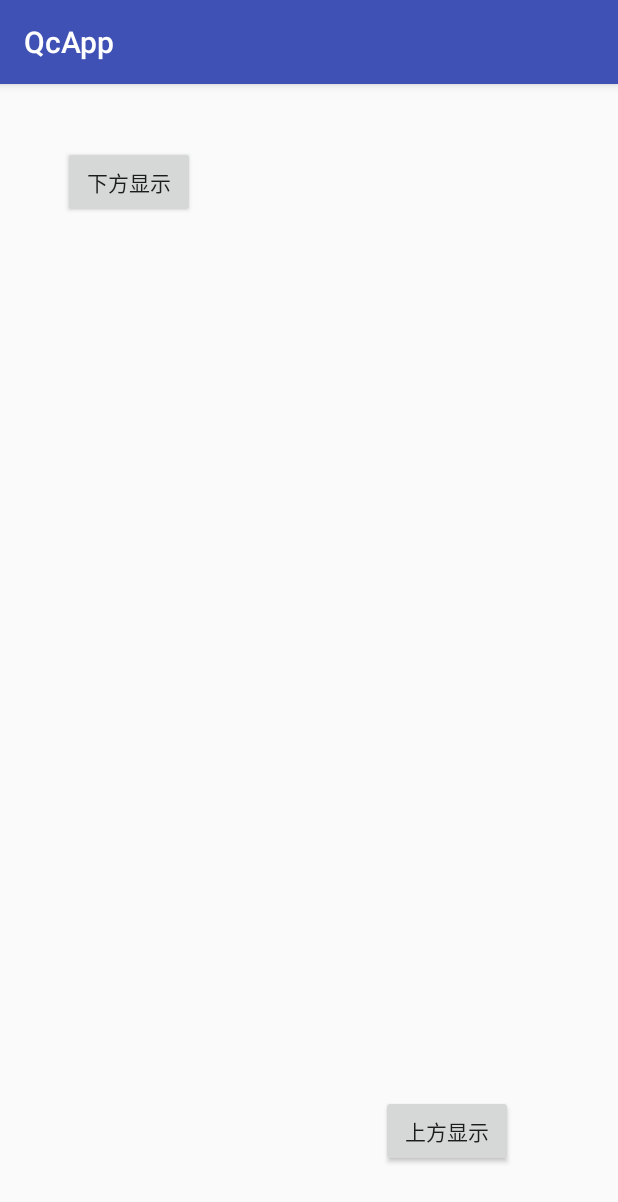
After one commit to qingchengfit/QcWidgets, an Android app: the GuideWindowActivity screen opened directly, with no data from a screen before it, on a phone screen of 412 x 824 dp. The commit adds this screen. Shown: the top 1202 px of the screen. Run offline under Robolectric (Android 15) with nearby library versions, the phone set to English and light mode, and no system bars; our stand-ins replace ButterKnife.

Commit message:
选择控件

```diff
--- a/app/src/main/AndroidManifest.xml
+++ b/app/src/main/AndroidManifest.xml
@@ -1,6 +1,6 @@
 <?xml version="1.0" encoding="utf-8"?>
-<manifest package="cn.qingchengfit.qcapp"
-          xmlns:android="http://schemas.android.com/apk/res/android">
+<manifest xmlns:android="http://schemas.android.com/apk/res/android"
+    package="cn.qingchengfit.qcapp">
 
     <application
         android:allowBackup="true"
@@ -15,6 +15,7 @@
                 <category android:name="android.intent.category.LAUNCHER"/>
             </intent-filter>
         </activity>
+        <activity android:name=".GuideWindowActivity" />
     </application>
 
 </manifest>
--- /dev/null
+++ b/app/src/main/java/cn/qingchengfit/qcapp/GuideWindowActivity.java
@@ -0,0 +1,37 @@
+package cn.qingchengfit.qcapp;
+
+import android.os.Bundle;
+import android.support.v7.app.AppCompatActivity;
+import android.view.View;
+import android.widget.Button;
+import butterknife.BindView;
+import butterknife.ButterKnife;
+import butterknife.OnClick;
+import cn.qingchengfit.widgets.GuideWindow;
+
+public class GuideWindowActivity extends AppCompatActivity {
+
+  @BindView(R.id.btn_below) Button btnBelow;
+  @BindView(R.id.btn_above) Button btnAbove;
+
+  @Override protected void onCreate(Bundle savedInstanceState) {
+    super.onCreate(savedInstanceState);
+    setContentView(R.layout.activity_guide_window);
+    ButterKnife.bind(this);
+  }
+
+  @OnClick({ R.id.btn_below, R.id.btn_above }) public void onClick(View view) {
+    switch (view.getId()) {
+      case R.id.btn_below:
+        GuideWindow guideWindow =
+            new GuideWindow(this, "hahahahahahahahahahahahahahahahahaha", GuideWindow.DOWN);
+        guideWindow.show(view);
+        break;
+      case R.id.btn_above:
+        GuideWindow guideWindow2 =
+            new GuideWindow(this, "hahahahahahahahahahahahahahahahahaha", GuideWindow.UP);
+        guideWindow2.show(view);
+        break;
+    }
+  }
+}
--- /dev/null
+++ b/app/src/main/res/layout/activity_guide_window.xml
@@ -0,0 +1,33 @@
+<?xml version="1.0" encoding="utf-8"?>
+<RelativeLayout xmlns:android="http://schemas.android.com/apk/res/android"
+    android:layout_width="match_parent"
+    android:layout_height="match_parent"
+    android:orientation="vertical"
+    >
+
+  <Button
+      android:id="@+id/btn_below"
+      android:layout_width="wrap_content"
+      android:layout_height="wrap_content"
+      android:layout_alignParentLeft="true"
+      android:layout_alignParentStart="true"
+      android:layout_alignParentTop="true"
+      android:layout_marginLeft="42dp"
+      android:layout_marginStart="42dp"
+      android:layout_marginTop="41dp"
+      android:text="下方显示"
+      />
+  <Button
+      android:id="@+id/btn_above"
+      android:layout_width="wrap_content"
+      android:layout_height="wrap_content"
+      android:layout_alignParentBottom="true"
+      android:layout_alignParentEnd="true"
+      android:layout_alignParentRight="true"
+      android:layout_marginBottom="46dp"
+      android:layout_marginEnd="70dp"
+      android:layout_marginRight="70dp"
+      android:text="上方显示"
+      />
+
+</RelativeLayout>
--- a/build.gradle
+++ b/build.gradle
@@ -6,6 +6,7 @@ buildscript {
     }
     dependencies {
         classpath 'com.android.tools.build:gradle:2.2.2'
+        classpath 'com.neenbedankt.gradle.plugins:android-apt:1.8'
 
         // NOTE: Do not place your application dependencies here; they belong
         // in the individual module build.gradle files
```
Also changed, not shown: app/build.gradle (+10 -0 lines), app/src/main/java/cn/qingchengfit/qcapp/MainActivity.java (+10 -1 lines), app/src/main/res/layout/activity_main.xml (+21 -8 lines), widgets/src/main/java/cn/qingchengfit/widgets/GuideWindow.java (added, +100 -0 lines), widgets/src/main/res/layout/layout_popupwindow.xml (added, +12 -0 lines), widgets/src/main/res/drawable-xhdpi/qcw_ic_bubble_down.9.png (added), widgets/src/main/res/drawable-xhdpi/qcw_ic_bubble_up.9.png (added).
